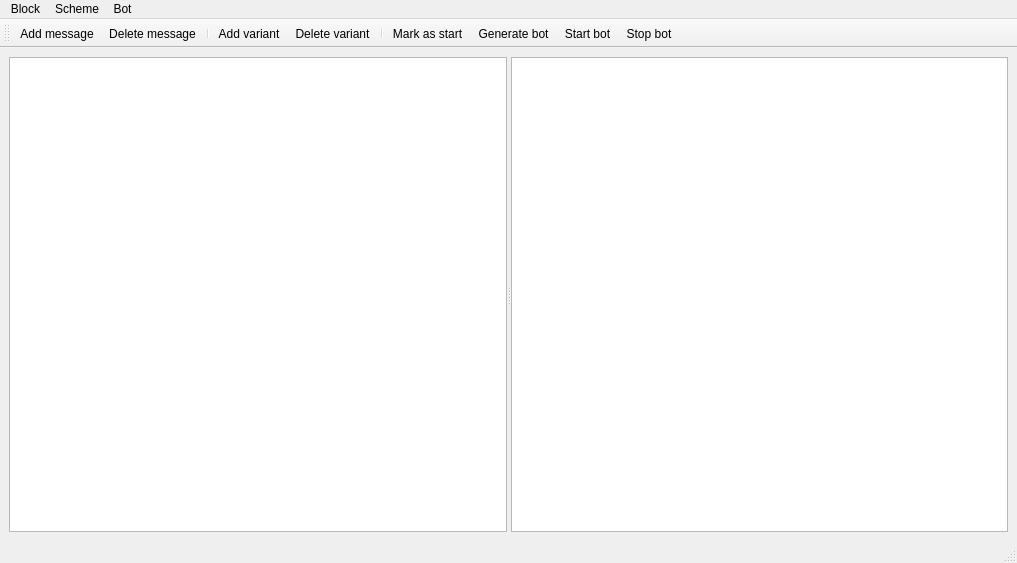
Above: desktop_constructor_app/constructor_app/widgets/bot_editor/bot_editor_form.ui from cuttlesystems/simplegram before the change. Below: the same form after it.
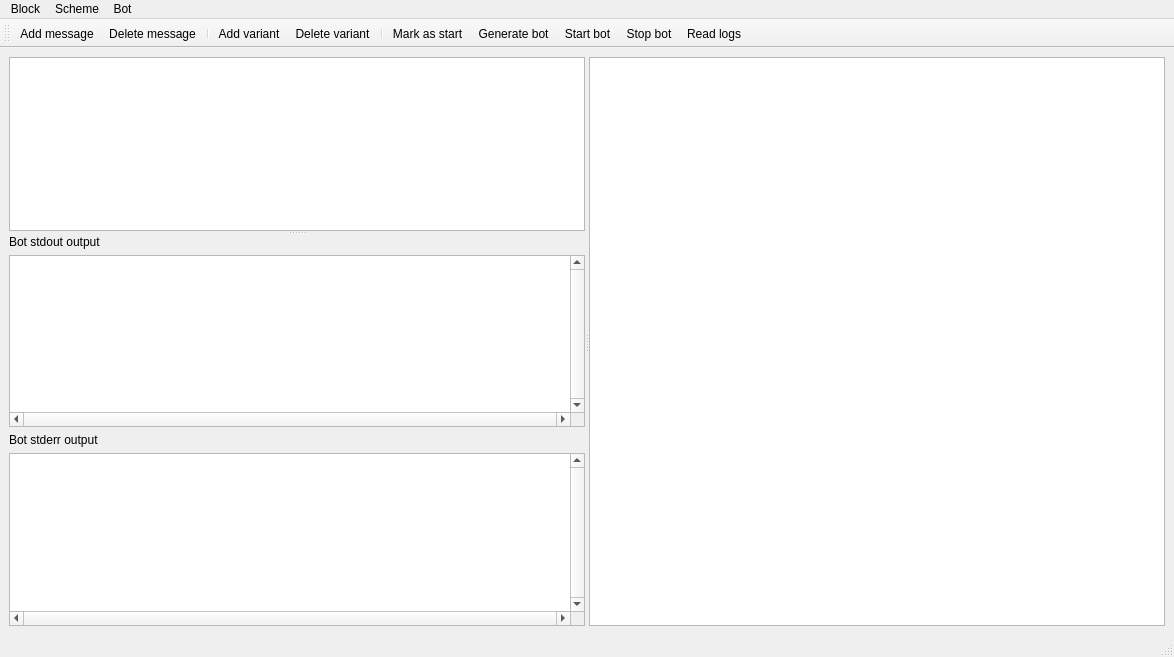
That is the form after the change. Icons and pictures are not drawn. Custom widgets are drawn as their Qt base class.

Diff of the .ui file:
```diff
--- a/desktop_constructor_app/constructor_app/widgets/bot_editor/bot_editor_form.ui
+++ b/desktop_constructor_app/constructor_app/widgets/bot_editor/bot_editor_form.ui
@@ -6,21 +6,70 @@
    <rect>
     <x>0</x>
     <y>0</y>
-    <width>1017</width>
-    <height>563</height>
+    <width>1174</width>
+    <height>657</height>
    </rect>
   </property>
   <property name="windowTitle">
    <string>Bot Editor</string>
   </property>
   <widget class="QWidget" name="centralwidget">
-   <layout class="QVBoxLayout" name="verticalLayout">
+   <layout class="QVBoxLayout" name="verticalLayout_2">
     <item>
-     <widget class="QSplitter" name="splitter">
+     <widget class="QSplitter" name="splitter_2">
       <property name="orientation">
        <enum>Qt::Horizontal</enum>
       </property>
-      <widget class="PropertiesView" name="bot_params_view"/>
+      <widget class="QSplitter" name="splitter">
+       <property name="orientation">
+        <enum>Qt::Vertical</enum>
+       </property>
+       <widget class="PropertiesView" name="bot_params_view"/>
+       <widget class="QWidget" name="">
+        <layout class="QVBoxLayout" name="verticalLayout">
+         <item>
+          <widget class="QLabel" name="label">
+           <property name="text">
+            <string>Bot stdout output</string>
+           </property>
+          </widget>
+         </item>
+         <item>
+          <widget class="QTextEdit" name="stdout_textedit">
+           <property name="verticalScrollBarPolicy">
+            <enum>Qt::ScrollBarAlwaysOn</enum>
+           </property>
+           <property name="horizontalScrollBarPolicy">
+            <enum>Qt::ScrollBarAlwaysOn</enum>
+           </property>
+           <property name="lineWrapMode">
+            <enum>QTextEdit::NoWrap</enum>
+           </property>
+          </widget>
+         </item>
+         <item>
+          <widget class="QLabel" name="label_2">
+           <property name="text">
+            <string>Bot stderr output</string>
+           </property>
+          </widget>
+         </item>
+         <item>
+          <widget class="QTextEdit" name="stderr_textedit">
+           <property name="verticalScrollBarPolicy">
+            <enum>Qt::ScrollBarAlwaysOn</enum>
+           </property>
+           <property name="horizontalScrollBarPolicy">
+            <enum>Qt::ScrollBarAlwaysOn</enum>
+           </property>
+           <property name="lineWrapMode">
+            <enum>QTextEdit::NoWrap</enum>
+           </property>
+          </widget>
+         </item>
+        </layout>
+       </widget>
+      </widget>
       <widget class="BotView" name="graphics_view"/>
      </widget>
     </item>
@@ -31,8 +80,8 @@
     <rect>
      <x>0</x>
      <y>0</y>
-     <width>1017</width>
-     <height>22</height>
+     <width>1174</width>
+     <height>21</height>
     </rect>
    </property>
    <widget class="QMenu" name="menuBit">
@@ -92,6 +141,7 @@
    <addaction name="action_generate_bot"/>
    <addaction name="action_start_bot"/>
    <addaction name="action_stop_bot"/>
+   <addaction name="action_read_logs"/>
   </widget>
   <action name="action_generate_bot">
    <property name="icon">
@@ -170,6 +220,11 @@
     <string>Add variant</string>
    </property>
   </action>
+  <action name="action_read_logs">
+   <property name="text">
+    <string>Read logs</string>
+   </property>
+  </action>
  </widget>
  <customwidgets>
   <customwidget>
```
Left out of the diff: 1 changed line with no effect on the pictures.
